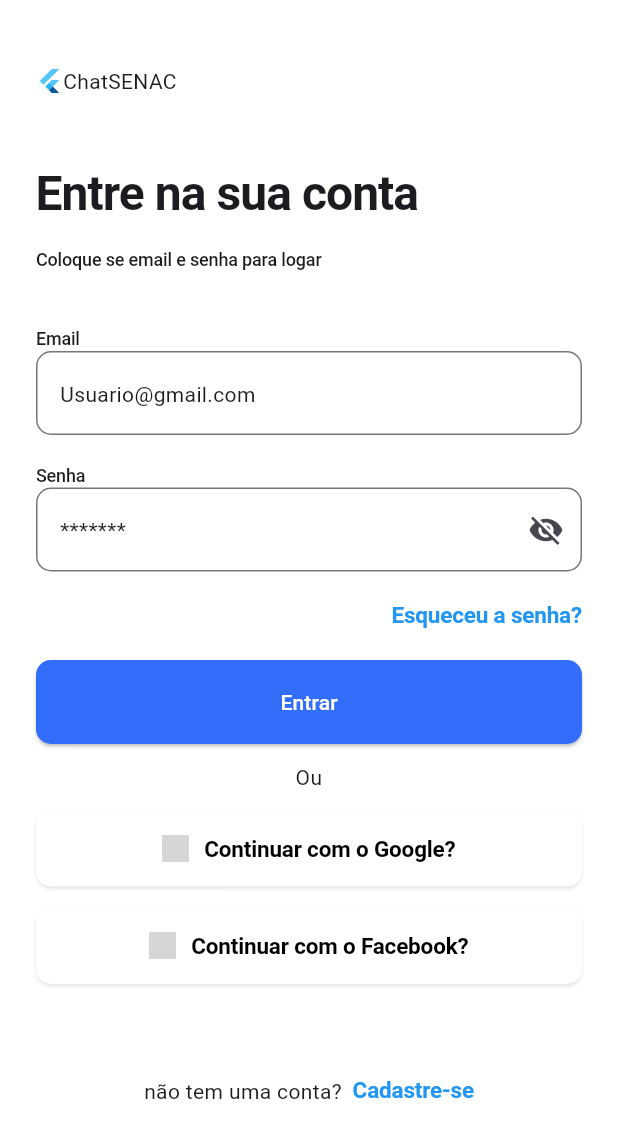
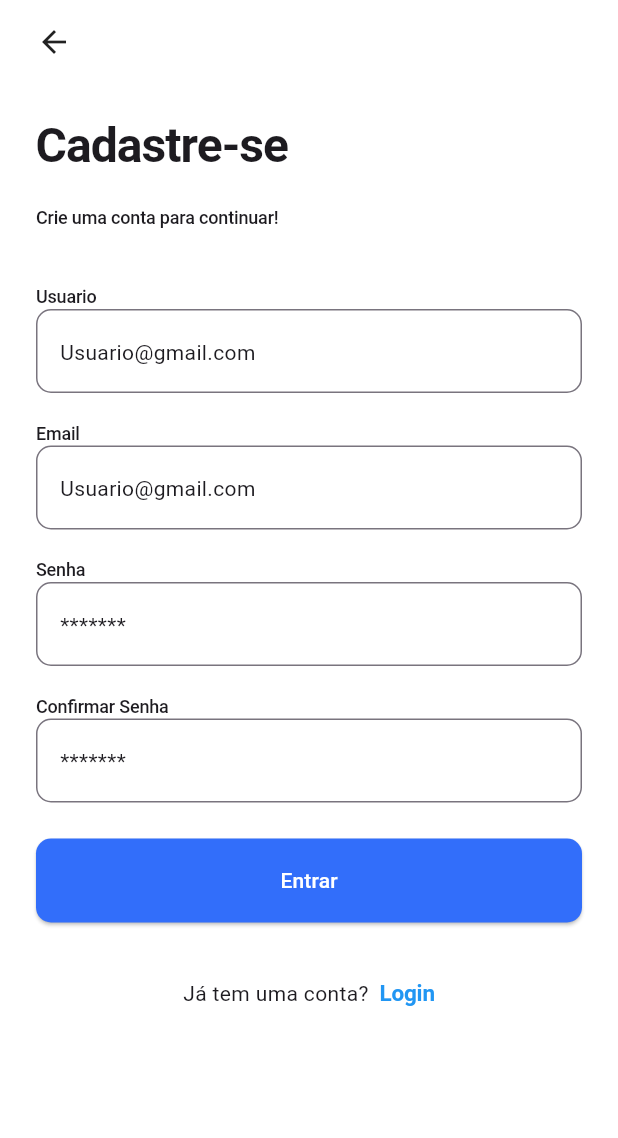
Before and after one commit to Spikee0/Chat-SENAC, a Flutter app: the screen it shows after launch, after a tap on "Cadastre-se", on a phone screen of 412 x 824 dp. Shown: the top 1138 px of the screen. Run offline on Flutter 3.47's test engine with Material 3 defaults, Android fonts, the phone set to English and light mode, and no system bars; Roboto replaces fonts that are missing (inter); grey boxes are pictures that could not be loaded.

Commit message:
foi realizado a verficacao de credenciais

```diff
--- a/lib/Paginas/cadastro.dart
+++ b/lib/Paginas/cadastro.dart
@@ -1,5 +1,6 @@
 import 'package:flutter/cupertino.dart';
 import 'package:flutter/material.dart';
+import 'package:primeiro_app/Paginas/login.dart';
 import 'package:primeiro_app/Utilitarios/tipografia.dart';
 import '../main.dart';
 
@@ -10,23 +11,45 @@ void main() {
 class Cadastro extends StatelessWidget {
   @override
   Widget build(BuildContext context) {
-    return Column(
+    return Scaffold(
+      backgroundColor: Colors.white,
+      body: SafeArea(
+        child: SingleChildScrollView(
+          child: Padding(
+            padding: const EdgeInsetsGeometry.symmetric(
+              horizontal: 24.0,
+              vertical: 16.0,
+            ),
+            child: Column(
               crossAxisAlignment: CrossAxisAlignment.stretch,
               children: [
                 Align(
-          child: GestureDetector(child: Icon(Icons.arrow_back)),
                   alignment: Alignment.centerLeft,
+                  child: GestureDetector(
+                    onTap: () {
+                      Navigator.pop(
+                        context,
+                        MaterialPageRoute(builder: (context) => Login()),
+                      );
+                    },
+                    child: Icon(Icons.arrow_back),
+                  ),
                 ),
                 SizedBox(height: 36),
                 Text("Cadastre-se", style: Tipografia.h1),
                 SizedBox(height: 18),
-        Text("Crie uma conta para continuar!", style: Tipografia.subtitulo),
+                Text(
+                  "Crie uma conta para continuar!",
+                  style: Tipografia.subtitulo,
+                ),
                 SizedBox(height: 36),
                 Text("Usuario", style: Tipografia.subtitulo),
                 TextField(
                   decoration: InputDecoration(
                     hint: Text("Usuario@gmail.com"),
-            border: OutlineInputBorder(borderRadius: BorderRadius.circular(10)),
+                    border: OutlineInputBorder(
+                      borderRadius: BorderRadius.circular(10),
+                    ),
                   ),
                 ),
                 SizedBox(height: 18),
@@ -34,7 +57,9 @@ class Cadastro extends StatelessWidget {
                 TextField(
                   decoration: InputDecoration(
                     hint: Text("Usuario@gmail.com"),
-            border: OutlineInputBorder(borderRadius: BorderRadius.circular(10)),
+                    border: OutlineInputBorder(
+                      borderRadius: BorderRadius.circular(10),
+                    ),
                   ),
                 ),
                 SizedBox(height: 18),
@@ -47,6 +72,7 @@ class Cadastro extends StatelessWidget {
                       borderSide: BorderSide(color: Colors.grey),
                     ),
                   ),
+                  obscureText: true,
                 ),
                 SizedBox(height: 18),
                 Text("Confirmar Senha", style: Tipografia.subtitulo),
@@ -58,6 +84,7 @@ class Cadastro extends StatelessWidget {
                       borderSide: BorderSide(color: Colors.grey),
                     ),
                   ),
+                  obscureText: true,
                 ),
                 SizedBox(height: 24),
                 ElevatedButton(
@@ -72,20 +99,27 @@ class Cadastro extends StatelessWidget {
                   ),
                   child: Text("Entrar"),
                 ),
-        SizedBox(height: 36,),
+                SizedBox(height: 36),
                 Row(
                   mainAxisAlignment: MainAxisAlignment.center,
                   children: [
                     Text("Já tem uma conta?"),
                     InkWell(
                       onTap: () {
-                Cadastro();
+                        Navigator.pop(
+                          context,
+                          MaterialPageRoute(builder: (context) => Login()),
+                        );
                       },
                       child: Text("  Login", style: Tipografia.link),
                     ),
                   ],
                 ),
               ],
+            ),
+          ),
+        ),
+      ),
     );
   }
 }
--- a/lib/Paginas/login.dart
+++ b/lib/Paginas/login.dart
@@ -1,5 +1,6 @@
 import 'package:flutter/material.dart';
 import 'package:primeiro_app/Paginas/cadastro.dart';
+import 'package:primeiro_app/Paginas/dashboard.dart';
 import 'package:primeiro_app/Utilitarios/tipografia.dart';
 import '../main.dart';
 
@@ -7,10 +8,42 @@ void main() {
   runApp(MyApp());
 }
 
-class Login extends StatelessWidget {
+class Login extends StatefulWidget {
+  @override
+  State<Login> createState() => _LoginState();
+}
+
+class _LoginState extends State<Login> {
+  final emailController = TextEditingController();
+  final senhaController = TextEditingController();
+
+  void fazerLogin() {
+    if (emailController.text != "Teste@gmail.com" ||
+        senhaController.text != "123456") {
+      ScaffoldMessenger.of(
+        context,
+      ).showSnackBar(SnackBar(content: Text("Email e/ou senha invalidos")));
+      return;
+    } else {
+      (Navigator.push(
+        context,
+        MaterialPageRoute(builder: (context) => dashboard()),
+      ));
+    }
+  }
+
   @override
   Widget build(BuildContext context) {
-    return Column(
+    return Scaffold(
+      backgroundColor: Colors.white,
+      body: SafeArea(
+        child: SingleChildScrollView(
+          child: Padding(
+            padding: const EdgeInsetsGeometry.symmetric(
+              horizontal: 24.0,
+              vertical: 16.0,
+            ),
+            child: Column(
               crossAxisAlignment: CrossAxisAlignment.stretch,
               children: [
                 SizedBox(height: 12),
@@ -26,20 +59,24 @@ class Login extends StatelessWidget {
                 Text("Entre na sua conta", style: Tipografia.h1),
                 SizedBox(height: 14),
                 Text(
-          "Coloque se email e senha para logar",
+                  "Coloque seu email e senha para entrar",
                   style: Tipografia.subtitulo,
                 ),
                 SizedBox(height: 36),
                 Text("Email", style: Tipografia.subtitulo),
                 TextField(
+                  controller: emailController,
                   decoration: InputDecoration(
                     hint: Text("Usuario@gmail.com"),
-            border: OutlineInputBorder(borderRadius: BorderRadius.circular(10)),
+                    border: OutlineInputBorder(
+                      borderRadius: BorderRadius.circular(10),
+                    ),
                   ),
                 ),
                 SizedBox(height: 18),
                 Text("Senha", style: Tipografia.subtitulo),
                 TextField(
+                  controller: senhaController,
                   decoration: InputDecoration(
                     hint: Text("*******"),
                     border: OutlineInputBorder(
@@ -61,7 +98,7 @@ class Login extends StatelessWidget {
                 ),
                 SizedBox(height: 18),
                 ElevatedButton(
-          onPressed: () {},
+                  onPressed:fazerLogin,
                   style: ElevatedButton.styleFrom(
                     backgroundColor: Color.fromRGBO(50, 110, 250, 10),
                     foregroundColor: Colors.white,
@@ -111,26 +148,35 @@ class Login extends StatelessWidget {
                     mainAxisAlignment: MainAxisAlignment.center,
                     spacing: 10,
                     children: [
-              Image.asset("assets/imagens/facebook-icon.png", height: 18),
+                      Image.asset(
+                        "assets/imagens/facebook-icon.png",
+                        height: 18,
+                      ),
                       Text("Continuar com o Facebook?", style: Tipografia.b),
                     ],
                   ),
                 ),
                 SizedBox(height: 60),
-
                 Row(
                   mainAxisAlignment: MainAxisAlignment.center,
                   children: [
                     Text("não tem uma conta?"),
                     InkWell(
                       onTap: () {
-                Cadastro();
+                        Navigator.push(
+                          context,
+                          MaterialPageRoute(builder: (context) => Cadastro()),
+                        );
                       },
                       child: Text("  Cadastre-se", style: Tipografia.link),
                     ),
                   ],
                 ),
               ],
+            ),
+          ),
+        ),
+      ),
     );
   }
 }
--- a/lib/main.dart
+++ b/lib/main.dart
@@ -1,5 +1,6 @@
 import 'package:flutter/material.dart';
 import 'package:primeiro_app/Paginas/cadastro.dart';
+import 'package:primeiro_app/Paginas/dashboard.dart';
 import 'package:primeiro_app/Utilitarios/tipografia.dart';
 import 'Paginas/login.dart';
 
```
Also changed, not shown: lib/Paginas/dashboard.dart (added, +40 -0 lines). Lines whose indentation alone changed are shown as unchanged.
